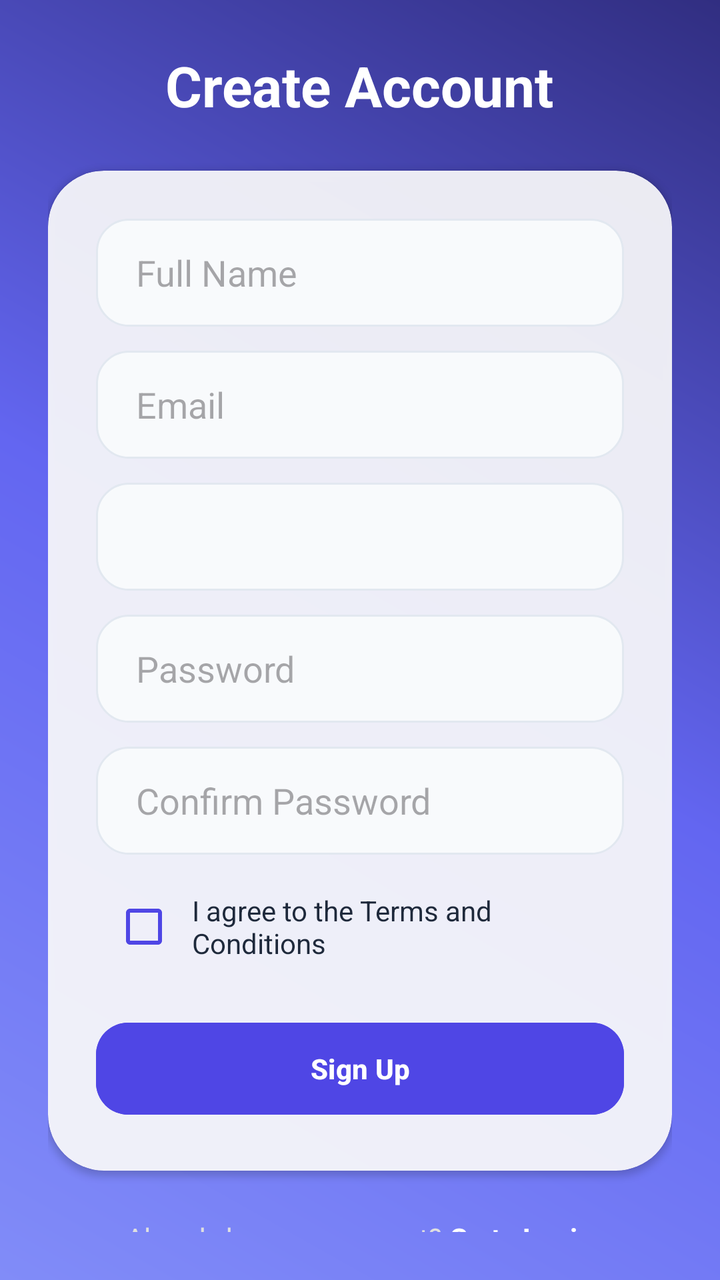
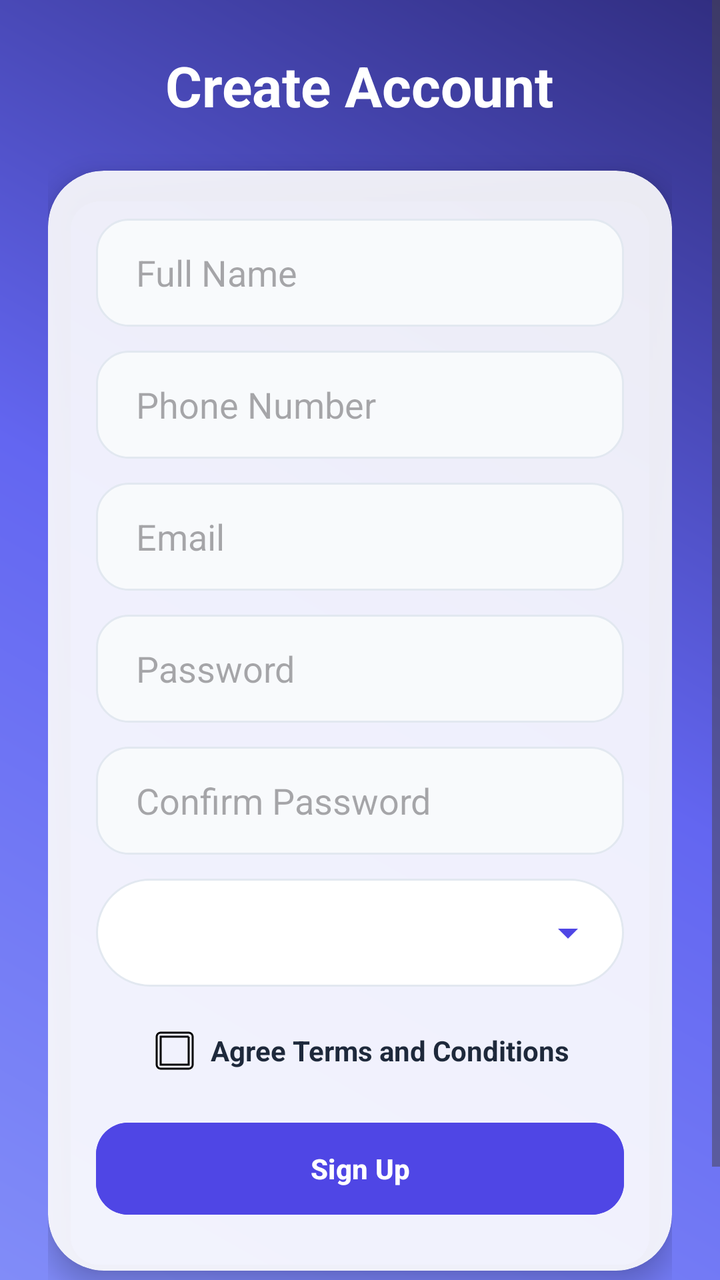

Two renders of the same Android screen: before a commit and after it. Below are the layout's source before the change and the commit's diff.
<!-- AndroidManifest.xml: application theme Theme.UTMSPACE_HostelBookingSystem -->
<!-- res/layout/activity_sign_up.xml -->
<?xml version="1.0" encoding="utf-8"?>
<androidx.constraintlayout.widget.ConstraintLayout xmlns:android="http://schemas.android.com/apk/res/android"
    xmlns:app="http://schemas.android.com/apk/res-auto"
    xmlns:tools="http://schemas.android.com/tools"
    android:id="@+id/main"
    android:layout_width="match_parent"
    android:layout_height="match_parent"
    tools:context=".SignUpActivity">

    <RelativeLayout
        android:layout_width="match_parent"
        android:layout_height="match_parent"
        android:background="@drawable/bg_gradient">

        <LinearLayout
            android:layout_width="match_parent"
            android:layout_height="wrap_content"
            android:layout_centerInParent="true"
            android:orientation="vertical"
            android:padding="24dp">

            <TextView
                android:layout_width="wrap_content"
                android:layout_height="wrap_content"
                android:text="Create Account"
                android:textColor="#FFFFFF"
                android:textSize="28sp"
                android:textStyle="bold"
                android:layout_gravity="center"/>

            <androidx.cardview.widget.CardView
                android:layout_width="match_parent"
                android:layout_height="wrap_content"
                android:layout_marginTop="24dp"
                app:cardCornerRadius="28dp"
                app:cardBackgroundColor="#E6FFFFFF">

                <LinearLayout
                    android:layout_width="match_parent"
                    android:layout_height="wrap_content"
                    android:orientation="vertical"
                    android:padding="24dp">

                    <EditText
                        android:id="@+id/signupName"
                        android:layout_width="match_parent"
                        android:layout_height="54dp"
                        android:hint="Full Name"
                        android:background="@drawable/edittext_rounded"
                        android:paddingStart="20dp"
                        android:layout_marginBottom="12dp"/>

                    <EditText
                        android:id="@+id/signupEmail"
                        android:layout_width="match_parent"
                        android:layout_height="54dp"
                        android:hint="Email"
                        android:background="@drawable/edittext_rounded"
                        android:paddingStart="20dp"
                        android:layout_marginBottom="12dp"/>

                    <Spinner
                        android:id="@+id/roleSpinner"
                        android:layout_width="match_parent"
                        android:layout_height="54dp"
                        android:background="@drawable/edittext_rounded"
                        android:layout_marginBottom="12dp"
                        android:paddingStart="15dp"/>

                    <EditText
                        android:id="@+id/signupPassword"
                        android:layout_width="match_parent"
                        android:layout_height="54dp"
                        android:hint="Password"
                        android:inputType="textPassword"
                        android:background="@drawable/edittext_rounded"
                        android:paddingStart="20dp"
                        android:layout_marginBottom="12dp"/>

                    <EditText
                        android:id="@+id/signupConfirmPassword"
                        android:layout_width="match_parent"
                        android:layout_height="54dp"
                        android:hint="Confirm Password"
                        android:inputType="textPassword"
                        android:background="@drawable/edittext_rounded"
                        android:paddingStart="20dp"
                        android:layout_marginBottom="12dp"/>

                    
                    <LinearLayout
                        android:layout_width="match_parent"
                        android:layout_height="wrap_content"
                        android:orientation="horizontal"
                        android:gravity="center_vertical"
                        android:layout_marginBottom="20dp">

                        <CheckBox
                            android:id="@+id/termsCheckbox"
                            android:layout_width="wrap_content"
                            android:layout_height="wrap_content"
                            android:buttonTint="#4F46E5"/>

                        <TextView
                            android:id="@+id/tvTermsLink"
                            android:layout_width="wrap_content"
                            android:layout_height="wrap_content"
                            android:text="I agree to the Terms and Conditions"
                            android:textColor="#1E293B"
                            android:textSize="14sp"/>
                    </LinearLayout>

                    <Button
                        android:id="@+id/btnSignup"
                        android:layout_width="match_parent"
                        android:layout_height="54dp"
                        android:text="Sign Up"
                        android:textColor="#FFFFFF"
                        android:backgroundTint="#4F46E5"
                        app:cornerRadius="16dp"
                        android:textStyle="bold"/>
                </LinearLayout>
            </androidx.cardview.widget.CardView>

            
            <LinearLayout
                android:layout_width="wrap_content"
                android:layout_height="wrap_content"
                android:orientation="horizontal"
                android:layout_gravity="center"
                android:layout_marginTop="24dp">

                <TextView
                    android:layout_width="wrap_content"
                    android:layout_height="wrap_content"
                    android:text="Already have an account? "
                    android:textColor="#E0E0E0"
                    android:textSize="14sp"/>

                <TextView
                    android:id="@+id/tvGoToLogin"
                    android:layout_width="wrap_content"
                    android:layout_height="wrap_content"
                    android:text="Go to Login"
                    android:textColor="#FFFFFF"
                    android:textStyle="bold"
                    android:textSize="14sp"/>
            </LinearLayout>

        </LinearLayout>
    </RelativeLayout>
</androidx.constraintlayout.widget.ConstraintLayout>
<!-- resources referenced by this layout -->
<resources>
  <!-- drawable bg_gradient (drawable) -->
  <?xml version="1.0" encoding="utf-8"?>
  <shape xmlns:android="http://schemas.android.com/apk/res/android"
      android:shape="rectangle">
      <gradient
          android:startColor="#818CF8"
          android:centerColor="#6366F1"
          android:endColor="#312E81"
          android:angle="45"
          android:type="linear" />
  </shape>
  <!-- drawable edittext_rounded (drawable) -->
  <?xml version="1.0" encoding="utf-8"?>
  <shape xmlns:android="http://schemas.android.com/apk/res/android">
      <solid android:color="#F8FAFC"/>
      <corners android:radius="16dp"/>
      <stroke android:width="1dp" android:color="#E2E8F0"/>
  </shape>
  <style name="Theme.UTMSPACE_HostelBookingSystem" parent="Base.Theme.UTMSPACE_HostelBookingSystem" />
  <style name="Base.Theme.UTMSPACE_HostelBookingSystem" parent="Theme.Material3.DayNight.NoActionBar">
          
          
      </style>
</resources>

<!-- the commit's change to res/layout/activity_sign_up.xml (unified diff, before → after) -->
@@ -5,19 +5,20 @@
     android:id="@+id/main"
     android:layout_width="match_parent"
     android:layout_height="match_parent"
+    android:background="@drawable/bg_gradient"
     tools:context=".SignUpActivity">
 
-    <RelativeLayout
+    <ScrollView
         android:layout_width="match_parent"
         android:layout_height="match_parent"
-        android:background="@drawable/bg_gradient">
+        android:fillViewport="true">
 
         <LinearLayout
             android:layout_width="match_parent"
             android:layout_height="wrap_content"
-            android:layout_centerInParent="true"
             android:orientation="vertical"
-            android:padding="24dp">
+            android:padding="24dp"
+            android:gravity="center">
 
             <TextView
                 android:layout_width="wrap_content"
@@ -26,13 +27,13 @@
                 android:textColor="#FFFFFF"
                 android:textSize="28sp"
                 android:textStyle="bold"
-                android:layout_gravity="center"/>
+                android:layout_marginBottom="24dp"/>
 
             <androidx.cardview.widget.CardView
                 android:layout_width="match_parent"
                 android:layout_height="wrap_content"
-                android:layout_marginTop="24dp"
                 app:cardCornerRadius="28dp"
+                app:cardElevation="8dp"
                 app:cardBackgroundColor="#E6FFFFFF">
 
                 <LinearLayout
@@ -41,6 +42,7 @@
                     android:orientation="vertical"
                     android:padding="24dp">
 
+                    
                     <EditText
                         android:id="@+id/signupName"
                         android:layout_width="match_parent"
@@ -48,7 +50,20 @@
                         android:hint="Full Name"
                         android:background="@drawable/edittext_rounded"
                         android:paddingStart="20dp"
-                        android:layout_marginBottom="12dp"/>
+                        android:paddingEnd="45dp"
+                        android:layout_marginBottom="12dp"
+                        android:inputType="textPersonName"/>
+
+                    <EditText
+                        android:id="@+id/signupPhone"
+                        android:layout_width="match_parent"
+                        android:layout_height="54dp"
+                        android:hint="Phone Number"
+                        android:background="@drawable/edittext_rounded"
+                        android:paddingStart="20dp"
+                        android:paddingEnd="45dp"
+                        android:layout_marginBottom="12dp"
+                        android:inputType="phone"/>
 
                     <EditText
                         android:id="@+id/signupEmail"
@@ -57,15 +72,9 @@
                         android:hint="Email"
                         android:background="@drawable/edittext_rounded"
                         android:paddingStart="20dp"
-                        android:layout_marginBottom="12dp"/>
-
-                    <Spinner
-                        android:id="@+id/roleSpinner"
-                        android:layout_width="match_parent"
-                        android:layout_height="54dp"
-                        android:background="@drawable/edittext_rounded"
+                        android:paddingEnd="45dp"
                         android:layout_marginBottom="12dp"
-                        android:paddingStart="15dp"/>
+                        android:inputType="textEmailAddress"/>
 
                     <EditText
                         android:id="@+id/signupPassword"
@@ -75,6 +84,7 @@
                         android:inputType="textPassword"
                         android:background="@drawable/edittext_rounded"
                         android:paddingStart="20dp"
+                        android:paddingEnd="45dp"
                         android:layout_marginBottom="12dp"/>
 
                     <EditText
@@ -85,28 +95,49 @@
                         android:inputType="textPassword"
                         android:background="@drawable/edittext_rounded"
                         android:paddingStart="20dp"
+                        android:paddingEnd="45dp"
                         android:layout_marginBottom="12dp"/>
 
-                    
+                    <Spinner
+                        android:id="@+id/roleSpinner"
+                        android:layout_width="match_parent"
+                        android:layout_height="54dp"
+                        android:background="@drawable/spinner_with_arrow"
+                        android:layout_marginBottom="20dp"
+                        android:paddingStart="15dp"
+                        android:paddingEnd="28dp"
+                        android:spinnerMode="dropdown"/>
+
                     <LinearLayout
-                        android:layout_width="match_parent"
+                        android:layout_width="wrap_content"
                         android:layout_height="wrap_content"
                         android:orientation="horizontal"
                         android:gravity="center_vertical"
+                        android:layout_gravity="center"
                         android:layout_marginBottom="20dp">
 
+                        
                         <CheckBox
                             android:id="@+id/termsCheckbox"
                             android:layout_width="wrap_content"
                             android:layout_height="wrap_content"
-                            android:buttonTint="#4F46E5"/>
+                            android:button="@drawable/custom_checkbox"
+                            android:background="@android:color/transparent"
+                            app:buttonTint="@null"
+                            android:buttonTint="@null"
+                            android:minWidth="0dp"
+                            android:minHeight="0dp"
+                            android:padding="0dp"
+                            android:checked="false"/>
 
                         <TextView
                             android:id="@+id/tvTermsLink"
                             android:layout_width="wrap_content"
                             android:layout_height="wrap_content"
-                            android:text="I agree to the Terms and Conditions"
+                            android:text="Agree Terms and Conditions"
                             android:textColor="#1E293B"
+                            android:textStyle="bold"
+                            android:paddingStart="6dp"
                             android:textSize="14sp"/>
                     </LinearLayout>
 
@@ -118,25 +149,22 @@
                         android:textColor="#FFFFFF"
                         android:backgroundTint="#4F46E5"
                         app:cornerRadius="16dp"
-                        android:textStyle="bold"/>
+                        android:textStyle="bold"
+                        android:elevation="4dp"/>
                 </LinearLayout>
             </androidx.cardview.widget.CardView>
 
-            
             <LinearLayout
                 android:layout_width="wrap_content"
                 android:layout_height="wrap_content"
                 android:orientation="horizontal"
-                android:layout_gravity="center"
                 android:layout_marginTop="24dp">
-
                 <TextView
                     android:layout_width="wrap_content"
                     android:layout_height="wrap_content"
                     android:text="Already have an account? "
                     android:textColor="#E0E0E0"
                     android:textSize="14sp"/>
-
                 <TextView
                     android:id="@+id/tvGoToLogin"
                     android:layout_width="wrap_content"
@@ -144,9 +172,11 @@
                     android:text="Go to Login"
                     android:textColor="#FFFFFF"
                     android:textStyle="bold"
-                    android:textSize="14sp"/>
+                    android:textSize="14sp"
+                    android:clickable="true"
+                    android:focusable="true"/>
             </LinearLayout>
 
         </LinearLayout>
-    </RelativeLayout>
+    </ScrollView>
 </androidx.constraintlayout.widget.ConstraintLayout>
<!-- resource entries referenced after the edit -->
@@ -11,6 +11,33 @@
           android:angle="45"
           android:type="linear" />
   </shape>
+  <!-- drawable custom_checkbox (drawable) -->
+  <?xml version="1.0" encoding="utf-8"?>
+  <selector xmlns:android="http://schemas.android.com/apk/res/android">
+      
+      <item android:state_checked="true">
+          <vector android:width="24dp" android:height="24dp" android:viewportWidth="24" android:viewportHeight="24">
+              
+              <path
+                  android:fillColor="#4F46E5"
+                  android:pathData="M19,3H5C3.9,3 3,3.9 3,5V19C3,20.1 3.9,21 5,21H19C20.1,21 21,20.1 21,19V5C21,3.9 20.1,3 19,3Z" />
+              
+              <path
+                  android:fillColor="#FFFFFF"
+                  android:pathData="M10,17.2L5.4,12.6L6.8,11.2L10,14.4L17.2,7.2L18.6,8.6L10,17.2Z" />
+          </vector>
+      </item>
+  
+      
+      <item android:state_checked="false">
+          <vector android:width="24dp" android:height="24dp" android:viewportWidth="24" android:viewportHeight="24">
+              <path
+                  android:strokeColor="#000000"
+                  android:strokeWidth="1"
+                  android:pathData="M19,5V19H5V5H19M19,3H5C3.9,3 3,3.9 3,5V19C3,20.1 3.9,21 5,21H19C20.1,21 21,20.1 21,19V5C21,3.9 20.1,3 19,3Z" />
+          </vector>
+      </item>
+  </selector>
   <!-- drawable edittext_rounded (drawable) -->
   <?xml version="1.0" encoding="utf-8"?>
   <shape xmlns:android="http://schemas.android.com/apk/res/android">
@@ -18,6 +45,37 @@
       <corners android:radius="16dp"/>
       <stroke android:width="1dp" android:color="#E2E8F0"/>
   </shape>
+  <!-- drawable spinner_with_arrow (drawable) -->
+  <?xml version="1.0" encoding="utf-8"?>
+  <layer-list xmlns:android="http://schemas.android.com/apk/res/android">
+      
+      <item>
+          <shape android:shape="rectangle">
+              <solid android:color="#FFFFFF" />
+              <corners android:radius="28dp" />
+              <stroke android:width="1dp" android:color="#E2E8F0" /> 
+          </shape>
+      </item>
+  
+      
+      
+      <item
+          android:width="24dp"
+          android:height="24dp"
+          android:gravity="end|center_vertical"
+          android:right="16dp">
+          <vector
+              android:width="24dp"
+              android:height="24dp"
+              android:viewportWidth="24"
+              android:viewportHeight="24"
+              android:tint="#4F46E5"> 
+              <path
+                  android:fillColor="@android:color/white"
+                  android:pathData="M7,10l5,5l5,-5z" />
+          </vector>
+      </item>
+  </layer-list>
   <style name="Theme.UTMSPACE_HostelBookingSystem" parent="Base.Theme.UTMSPACE_HostelBookingSystem" />
   <style name="Base.Theme.UTMSPACE_HostelBookingSystem" parent="Theme.Material3.DayNight.NoActionBar">
           
